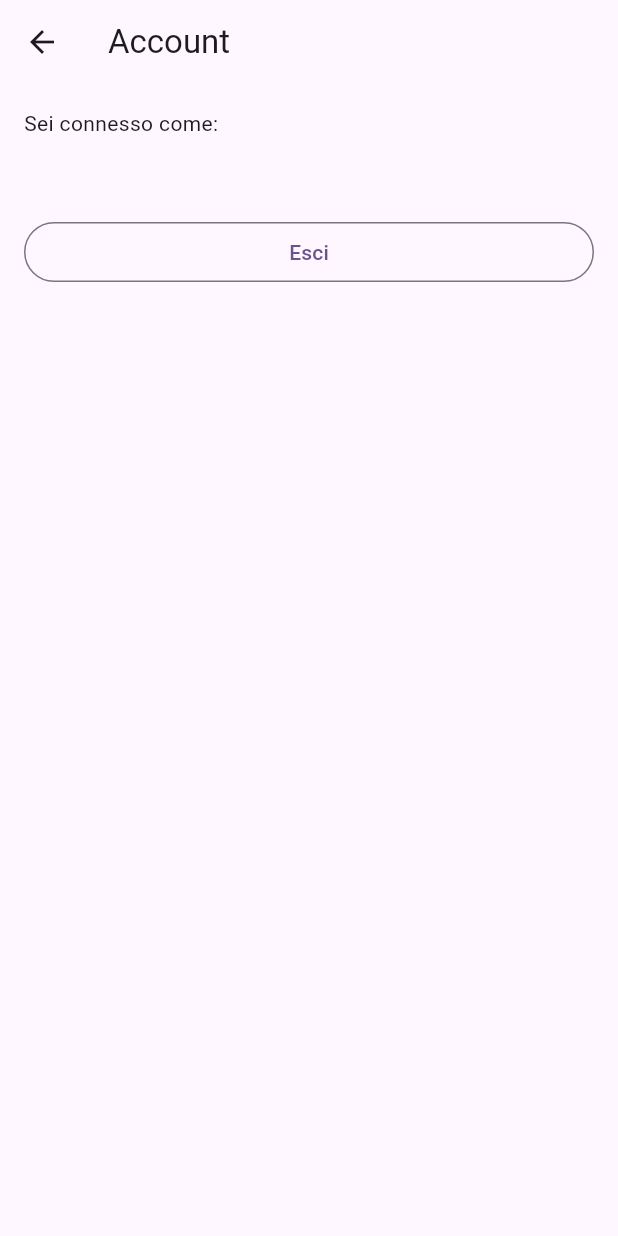
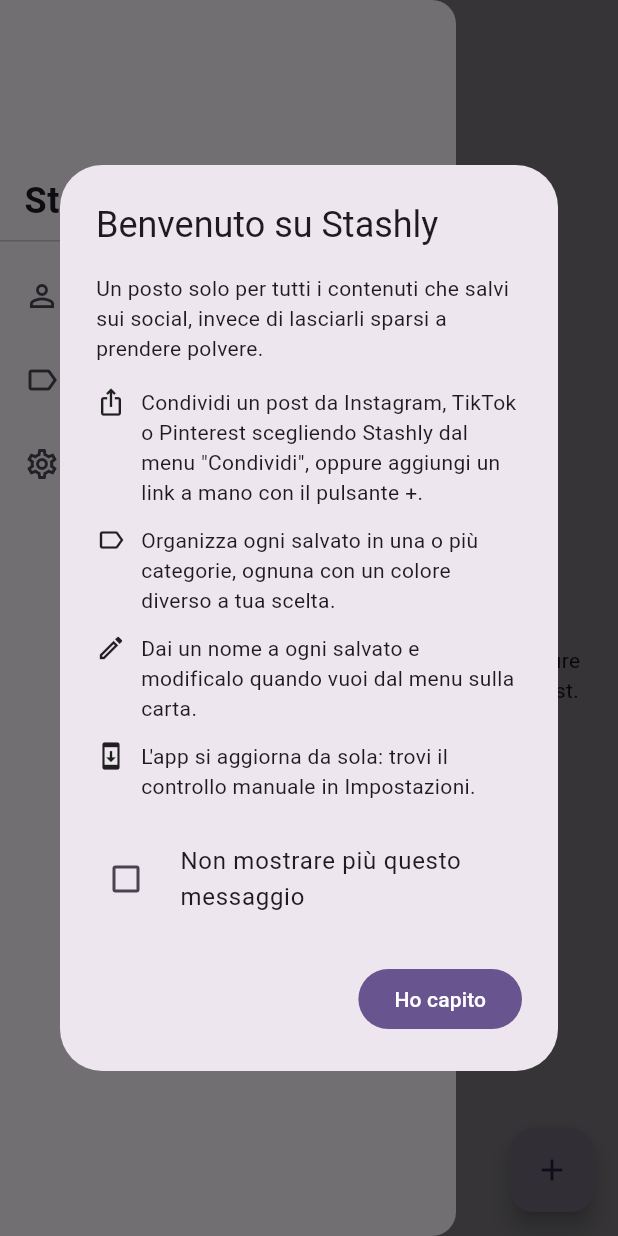
Before and after one commit to napoliste95-develop/stashly, a Flutter app: the HomeScreen screen opened directly, in the side drawer, after a tap on "Account", on a phone screen of 412 x 824 dp. Run offline on Flutter 3.47's test engine with Material 3 defaults, Android fonts, the phone set to English and light mode, and no system bars; our stand-ins replace cloud_firestore, firebase_auth, firebase_core, open_filex, package_info_plus, shared_preferences; missing offline and left inert: receive_sharing_intent; accounts and stored records are empty; network calls fail.

Commit message:
v0.8.0: popup di benvenuto e nuova numerazione versioni (serie 0.x)

```diff
--- a/lib/screens/home_screen.dart
+++ b/lib/screens/home_screen.dart
@@ -8,6 +8,7 @@
 import '../widgets/item_card.dart';
 import '../widgets/item_sheet_helper.dart';
 import '../widgets/update_dialog.dart';
+import '../widgets/welcome_dialog.dart';
 import 'account_screen.dart';
 import 'category_management_screen.dart';
 import 'settings_screen.dart';
@@ -27,7 +28,12 @@
   void initState() {
     super.initState();
     ShareIntentService.instance.init(_onSharedUrl);
-    _checkForUpdateSilently();
+    _runStartupChecks();
+  }
+
+  Future<void> _runStartupChecks() async {
+    await maybeShowWelcomeDialog(context);
+    await _checkForUpdateSilently();
   }
 
   Future<void> _checkForUpdateSilently() async {
--- /dev/null
+++ b/lib/widgets/welcome_dialog.dart
@@ -0,0 +1,100 @@
+import 'package:flutter/material.dart';
+import 'package:shared_preferences/shared_preferences.dart';
+
+const _prefsKey = 'welcome_dialog_dismissed';
+
+Future<void> maybeShowWelcomeDialog(BuildContext context) async {
+  final prefs = await SharedPreferences.getInstance();
+  if (prefs.getBool(_prefsKey) == true) return;
+  if (!context.mounted) return;
+  await showDialog(
+    context: context,
+    barrierDismissible: false,
+    builder: (context) => const _WelcomeDialog(),
+  );
+}
+
+class _WelcomeDialog extends StatefulWidget {
+  const _WelcomeDialog();
+
+  @override
+  State<_WelcomeDialog> createState() => _WelcomeDialogState();
+}
+
+class _WelcomeDialogState extends State<_WelcomeDialog> {
+  bool _dontShowAgain = false;
+
+  Future<void> _close() async {
+    if (_dontShowAgain) {
+      final prefs = await SharedPreferences.getInstance();
+      await prefs.setBool(_prefsKey, true);
+    }
+    if (mounted) Navigator.of(context).pop();
+  }
+
+  Widget _point(IconData icon, String text) {
+    return Padding(
+      padding: const EdgeInsets.only(bottom: 12),
+      child: Row(
+        crossAxisAlignment: CrossAxisAlignment.start,
+        children: [
+          Icon(icon, size: 20),
+          const SizedBox(width: 10),
+          Expanded(child: Text(text)),
+        ],
+      ),
+    );
+  }
+
+  @override
+  Widget build(BuildContext context) {
+    return AlertDialog(
+      title: const Text('Benvenuto su Stashly'),
+      content: SingleChildScrollView(
+        child: Column(
+          mainAxisSize: MainAxisSize.min,
+          crossAxisAlignment: CrossAxisAlignment.start,
+          children: [
+            const Text(
+              'Un posto solo per tutti i contenuti che salvi sui social, '
+              'invece di lasciarli sparsi a prendere polvere.',
+            ),
+            const SizedBox(height: 16),
+            _point(
+              Icons.ios_share_outlined,
+              'Condividi un post da Instagram, TikTok o Pinterest scegliendo '
+              'Stashly dal menu "Condividi", oppure aggiungi un link a mano '
+              'con il pulsante +.',
+            ),
+            _point(
+              Icons.label_outline,
+              'Organizza ogni salvato in una o più categorie, ognuna con un '
+              'colore diverso a tua scelta.',
+            ),
+            _point(
+              Icons.edit_outlined,
+              'Dai un nome a ogni salvato e modificalo quando vuoi dal menu '
+              'sulla carta.',
+            ),
+            _point(
+              Icons.system_update_outlined,
+              'L\'app si aggiorna da sola: trovi il controllo manuale in '
+              'Impostazioni.',
+            ),
+            const SizedBox(height: 8),
+            CheckboxListTile(
+              value: _dontShowAgain,
+              onChanged: (v) => setState(() => _dontShowAgain = v ?? false),
+              title: const Text('Non mostrare più questo messaggio'),
+              controlAffinity: ListTileControlAffinity.leading,
+              contentPadding: EdgeInsets.zero,
+            ),
+          ],
+        ),
+      ),
+      actions: [
+        FilledButton(onPressed: _close, child: const Text('Ho capito')),
+      ],
+    );
+  }
+}
--- a/public/version.json
+++ b/public/version.json
@@ -1,6 +1,6 @@
 {
-  "versionCode": 7,
-  "version": "1.7.0",
-  "apkUrl": "https://github.com/napoliste95-develop/stashly/releases/download/v1.7.0/stashly-v7.apk",
-  "changelog": "Aggiornamenti completamente in-app: l'APK viene scaricato dentro l'app (con barra di avanzamento) e l'installazione parte automaticamente, senza aprire il browser."
+  "versionCode": 8,
+  "version": "0.8.0",
+  "apkUrl": "https://github.com/napoliste95-develop/stashly/releases/download/v0.8.0/stashly-v0.8.0.apk",
+  "changelog": "Popup di benvenuto al primo avvio con spiegazione rapida dell'app (disattivabile con una spunta), e nuova numerazione versioni: da qui si riparte dalla serie 0.x, l'app è ancora in sviluppo attivo."
 }
--- a/pubspec.yaml
+++ b/pubspec.yaml
@@ -16,7 +16,7 @@
 # https://developer.apple.com/library/archive/documentation/General/Reference/InfoPlistKeyReference/Articles/CoreFoundationKeys.html
 # In Windows, build-name is used as the major, minor, and patch parts
 # of the product and file versions while build-number is used as the build suffix.
-version: 1.7.0+7
+version: 0.8.0+8
 
 environment:
   sdk: ^3.12.2
```
